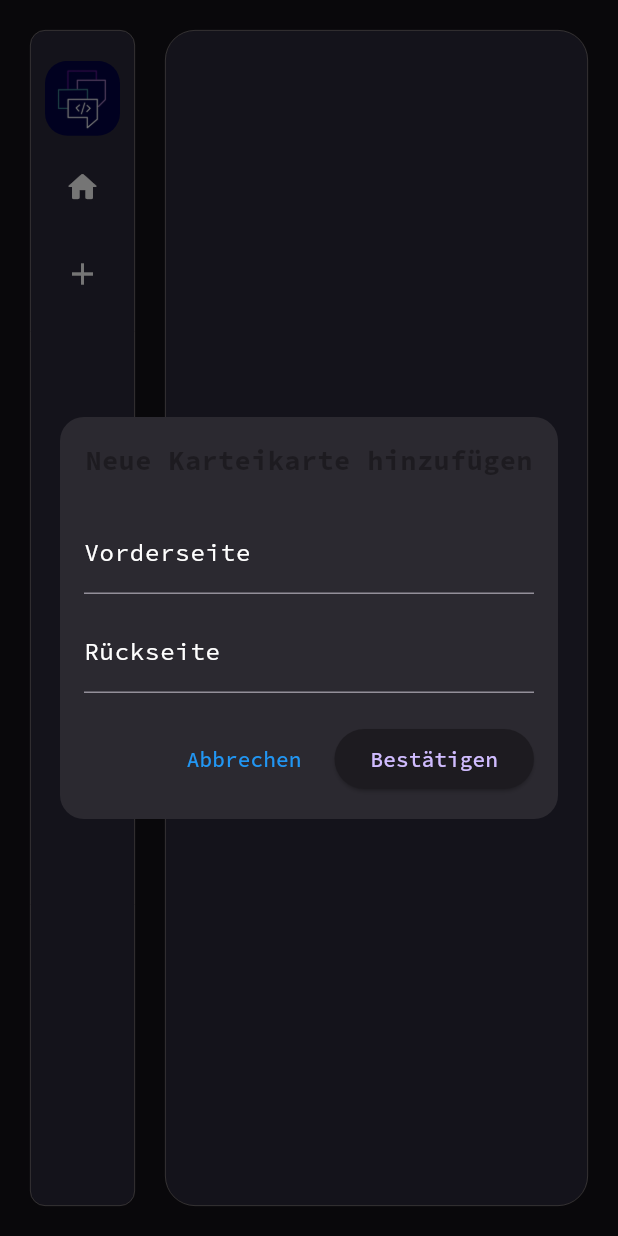
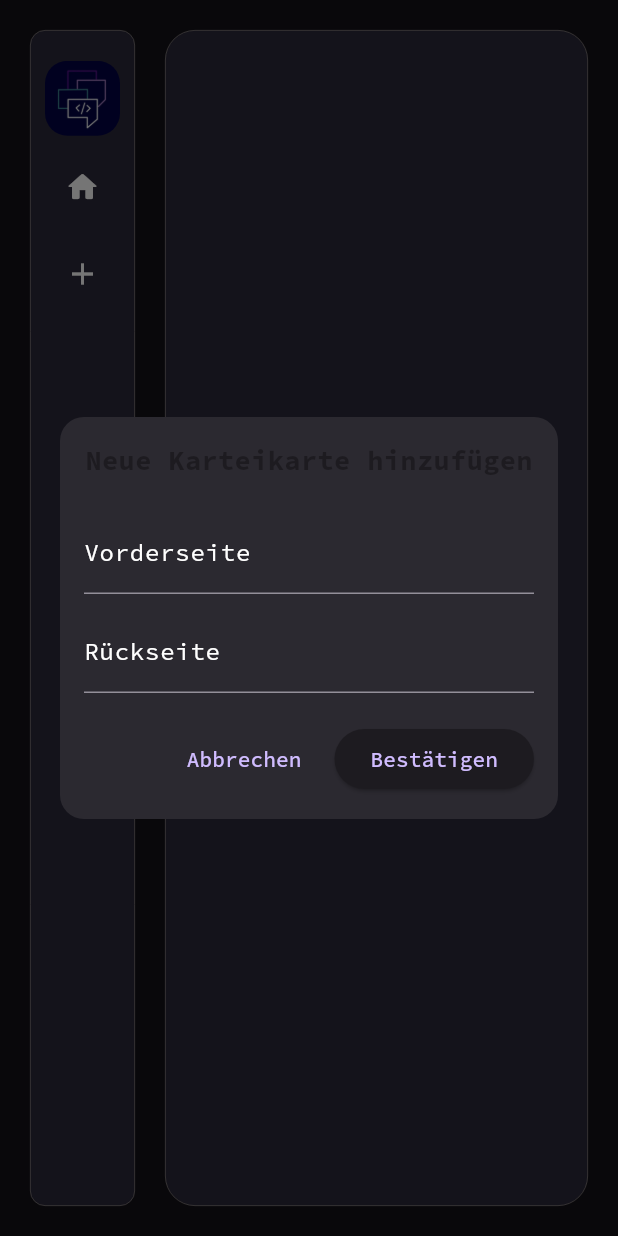
Before and after one commit to hilal09/CodeCard, a Flutter app: the screen it shows after launch, after a tap on "Neue Karteikarte hinzufügen", on a phone screen of 412 x 824 dp. Run offline on Flutter 3.47's test engine with Material 3 defaults, Android fonts, the phone set to English and light mode, and no system bars; our stand-ins replace google_fonts, lottie.

Commit message:
flashcard

```diff
--- a/lib/pages/flashcard_page.dart
+++ b/lib/pages/flashcard_page.dart
@@ -51,7 +51,7 @@ class FlashcardPage extends StatelessWidget {
                       onPressed: () {
                         Navigator.of(context).pop();
                       },
-                      child: Text('Abbrechen', style: TextStyle(color: Colors.blue)),
+                      child: Text('Abbrechen'),
                     ),
                     SizedBox(width: 10),
                     ElevatedButton(
```
